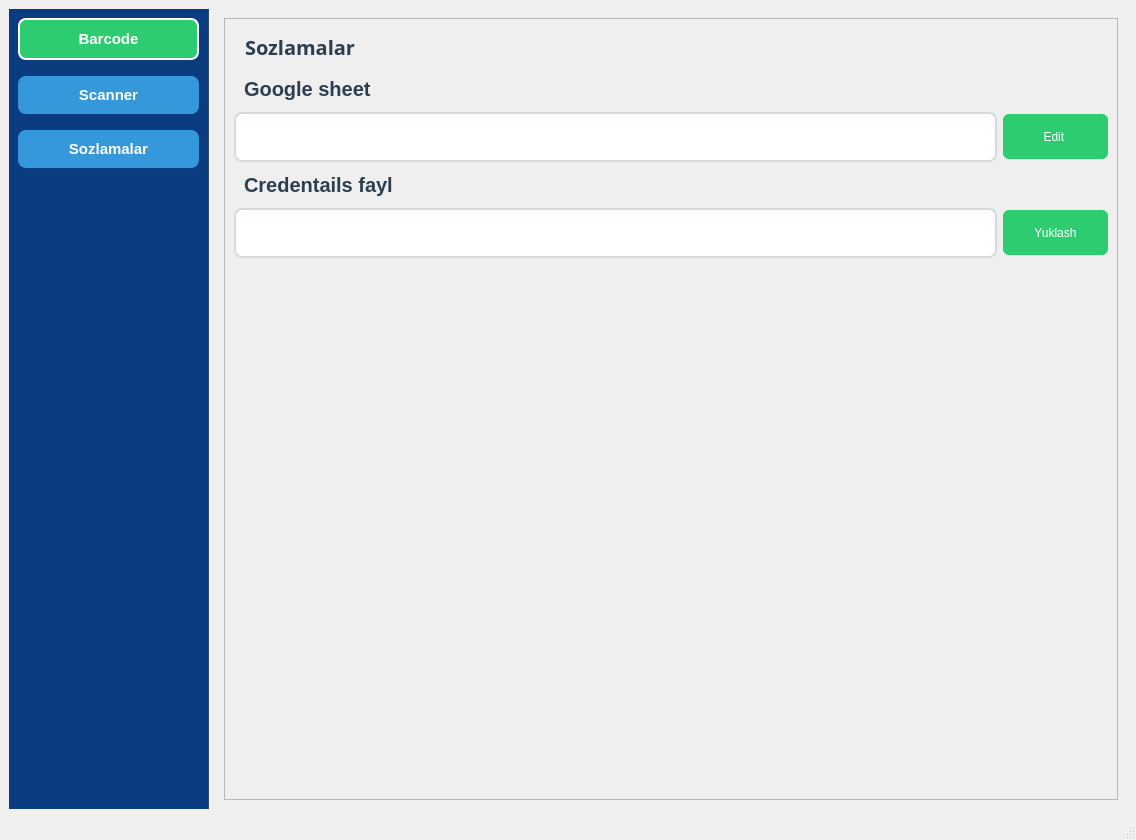
TurdibekovBegzod/Market-Store-POS, file desktop/market.ui: the form before one commit.
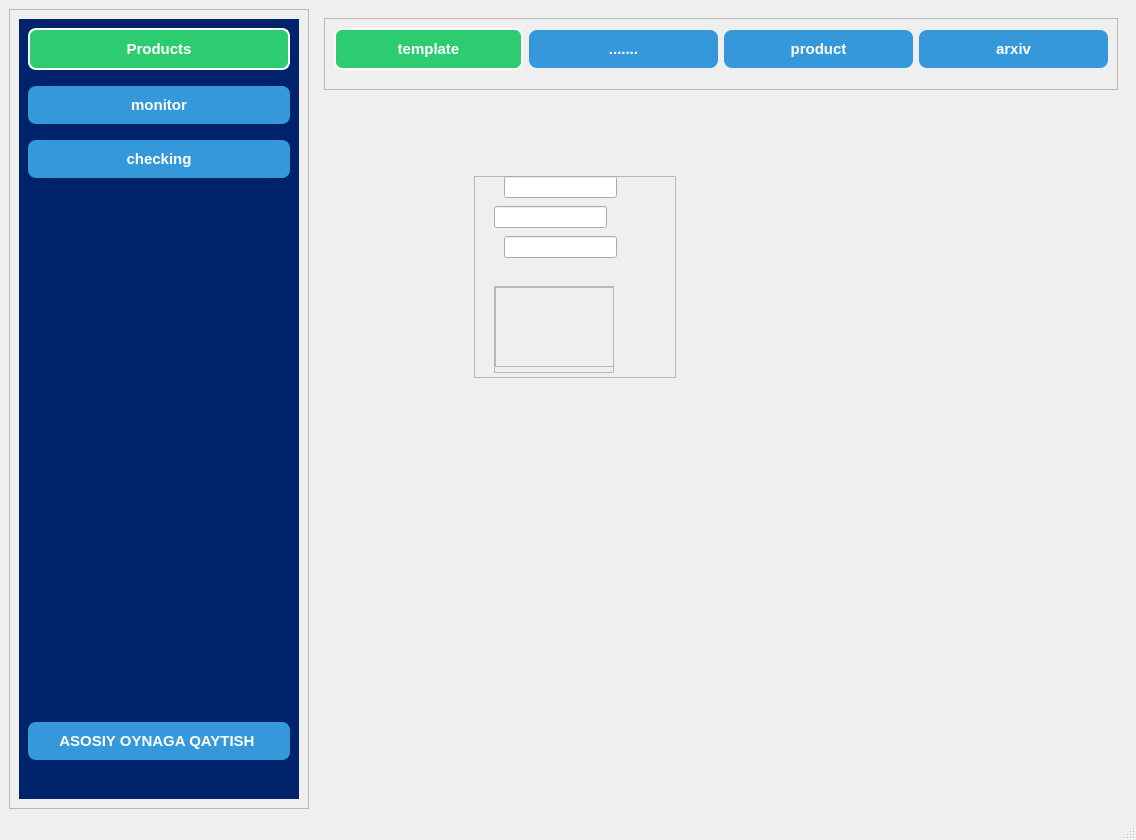
The form after the commit.

Commit message: desplay yanglandi main line 4 xatosi bor hozircha

The edit to the form file:
```diff
--- a/desktop/market.ui
+++ b/desktop/market.ui
@@ -16,7 +16,7 @@
   <widget class="QWidget" name="centralwidget">
    <layout class="QHBoxLayout" name="horizontalLayout">
     <item>
-     <widget class="QFrame" name="frame">
+     <widget class="QFrame" name="frame_sidebar">
       <property name="minimumSize">
        <size>
         <width>200</width>
@@ -46,7 +46,29 @@
       </property>
       <layout class="QVBoxLayout" name="verticalLayout_2">
        <item>
-        <widget class="QPushButton" name="btn_barcode">
+        <widget class="QStackedWidget" name="sidebar_stack">
+         <property name="minimumSize">
+          <size>
+           <width>200</width>
+           <height>0</height>
+          </size>
+         </property>
+         <property name="maximumSize">
+          <size>
+           <width>300</width>
+           <height>16777215</height>
+          </size>
+         </property>
+         <property name="styleSheet">
+          <string notr="true">background-color: rgb(0, 35, 107);</string>
+         </property>
+         <property name="currentIndex">
+          <number>1</number>
+         </property>
+         <widget class="QWidget" name="page_barcode_scanner_Sozlamalar">
+          <layout class="QVBoxLayout" name="verticalLayout_4">
+           <item>
+            <widget class="QPushButton" name="btn_side_barcode">
          <property name="styleSheet">
           <string notr="true">QPushButton {
     background-color: #3498DB; 
@@ -84,7 +106,7 @@
         </widget>
        </item>
        <item>
-        <widget class="QPushButton" name="btn_scanner">
+            <widget class="QPushButton" name="btn_scanner_2">
          <property name="styleSheet">
           <string notr="true">QPushButton {
     background-color: #3498DB; 
@@ -122,7 +144,7 @@
         </widget>
        </item>
        <item>
-        <widget class="QPushButton" name="pushButton_5">
+            <widget class="QPushButton" name="btn_sozlamalar">
          <property name="styleSheet">
           <string notr="true">QPushButton {
     background-color: #3498DB; 
@@ -157,23 +179,188 @@
         </widget>
        </item>
        <item>
-        <spacer name="verticalSpacer_2">
+            <spacer name="verticalSpacer_4">
          <property name="orientation">
           <enum>Qt::Vertical</enum>
          </property>
          <property name="sizeHint" stdset="0">
           <size>
            <width>20</width>
-           <height>571</height>
+               <height>40</height>
           </size>
          </property>
         </spacer>
        </item>
       </layout>
      </widget>
+         <widget class="QWidget" name="page_products_monitor_cheking">
+          <layout class="QVBoxLayout" name="verticalLayout_5">
+           <item>
+            <widget class="QPushButton" name="btn_side_products">
+             <property name="styleSheet">
+              <string notr="true">QPushButton {
+    background-color: #3498DB; 
+    color: white;
+    border-radius: 8px;
+    padding: 10px;
+    border: none;
+    font: bold 15px;
+    margin-bottom: 10px; 
+}
+QPushButton:hover {
+    background-color: #2980B9; 
+}
+QPushButton:pressed {
+    background-color: #1ABC9C; 
+}
+QPushButton:checked {
+    background-color: #2ECC71; 
+    border: 2px solid #FFFFFF;
+    outline: none; 
+}</string>
+             </property>
+             <property name="text">
+              <string>Products</string>
+             </property>
+             <property name="checkable">
+              <bool>true</bool>
+             </property>
+             <property name="checked">
+              <bool>true</bool>
+             </property>
+            </widget>
     </item>
     <item>
-     <widget class="QStackedWidget" name="stackedWidget">
+            <widget class="QPushButton" name="btn_side_monitor">
+             <property name="styleSheet">
+              <string notr="true">QPushButton {
+    background-color: #3498DB; 
+    color: white;
+    border-radius: 8px;
+    padding: 10px;
+    border: none;
+    font: bold 15px;
+    margin-bottom: 10px; 
+}
+QPushButton:hover {
+    background-color: #2980B9; 
+}
+QPushButton:pressed {
+    background-color: #1ABC9C; 
+}
+QPushButton:checked {
+    background-color: #2ECC71; 
+    border: 2px solid #FFFFFF;
+    outline: none; 
+}</string>
+             </property>
+             <property name="text">
+              <string>monitor</string>
+             </property>
+             <property name="checkable">
+              <bool>true</bool>
+             </property>
+            </widget>
+           </item>
+           <item>
+            <widget class="QPushButton" name="btn_side_checking">
+             <property name="styleSheet">
+              <string notr="true">QPushButton {
+    background-color: #3498DB; 
+    color: white;
+    border-radius: 8px;
+    padding: 10px;
+    border: none;
+    font: bold 15px;
+    margin-bottom: 10px; 
+}
+QPushButton:hover {
+    background-color: #2980B9; 
+}
+QPushButton:pressed {
+    background-color: #1ABC9C; 
+}
+QPushButton:checked {
+    background-color: #2ECC71; 
+    border: 2px solid #FFFFFF;
+    outline: none; 
+}</string>
+             </property>
+             <property name="text">
+              <string>checking</string>
+             </property>
+             <property name="checkable">
+              <bool>true</bool>
+             </property>
+            </widget>
+           </item>
+           <item>
+            <spacer name="verticalSpacer_3">
+             <property name="orientation">
+              <enum>Qt::Vertical</enum>
+             </property>
+             <property name="sizeHint" stdset="0">
+              <size>
+               <width>20</width>
+               <height>40</height>
+              </size>
+             </property>
+            </spacer>
+           </item>
+           <item>
+            <widget class="QPushButton" name="btn_asosiy_oyna">
+             <property name="styleSheet">
+              <string notr="true">QPushButton {
+    background-color: #3498DB; 
+    color: white;
+    border-radius: 8px;
+    padding: 10px;
+    border: none;
+    font: bold 15px;
+    margin-bottom: 10px; 
+}
+QPushButton:hover {
+    background-color: #2980B9; 
+}
+QPushButton:pressed {
+    background-color: #1ABC9C; 
+}
+QPushButton:checked {
+    background-color: #2ECC71; 
+    border: 2px solid #FFFFFF;
+    outline: none; 
+}</string>
+             </property>
+             <property name="text">
+              <string>ASOSIY OYNAGA QAYTISH </string>
+             </property>
+             <property name="checkable">
+              <bool>true</bool>
+             </property>
+            </widget>
+           </item>
+           <item>
+            <spacer name="horizontalSpacer">
+             <property name="orientation">
+              <enum>Qt::Horizontal</enum>
+             </property>
+             <property name="sizeHint" stdset="0">
+              <size>
+               <width>40</width>
+               <height>20</height>
+              </size>
+             </property>
+            </spacer>
+           </item>
+          </layout>
+         </widget>
+        </widget>
+       </item>
+      </layout>
+     </widget>
+    </item>
+    <item>
+     <widget class="QStackedWidget" name="stacked_ong">
       <property name="styleSheet">
        <string notr="true"/>
       </property>
@@ -434,6 +621,262 @@
         </item>
        </layout>
       </widget>
+      <widget class="QWidget" name="page_6">
+       <layout class="QVBoxLayout" name="verticalLayout_6">
+        <item>
+         <widget class="QFrame" name="frame_2">
+          <property name="frameShape">
+           <enum>QFrame::StyledPanel</enum>
+          </property>
+          <property name="frameShadow">
+           <enum>QFrame::Raised</enum>
+          </property>
+          <layout class="QHBoxLayout" name="horizontalLayout_5">
+           <item>
+            <widget class="QPushButton" name="btn_tab_template">
+             <property name="styleSheet">
+              <string notr="true">QPushButton {
+    background-color: #3498DB; 
+    color: white;
+    border-radius: 8px;
+    padding: 10px;
+    border: none;
+    font: bold 15px;
+    margin-bottom: 10px; 
+}
+QPushButton:hover {
+    background-color: #2980B9; 
+}
+QPushButton:pressed {
+    background-color: #1ABC9C; 
+}
+QPushButton:checked {
+    background-color: #2ECC71; 
+    border: 2px solid #FFFFFF;
+    outline: none; 
+}</string>
+             </property>
+             <property name="text">
+              <string>template</string>
+             </property>
+             <property name="checkable">
+              <bool>true</bool>
+             </property>
+             <property name="checked">
+              <bool>true</bool>
+             </property>
+            </widget>
+           </item>
+           <item>
+            <widget class="QPushButton" name="pushButton_4">
+             <property name="styleSheet">
+              <string notr="true">QPushButton {
+    background-color: #3498DB; 
+    color: white;
+    border-radius: 8px;
+    padding: 10px;
+    border: none;
+    font: bold 15px;
+    margin-bottom: 10px; 
+}
+QPushButton:hover {
+    background-color: #2980B9; 
+}
+QPushButton:pressed {
+    background-color: #1ABC9C; 
+}
+QPushButton:checked {
+    background-color: #2ECC71; 
+    border: 2px solid #FFFFFF;
+    outline: none; 
+}</string>
+             </property>
+             <property name="text">
+              <string>.......</string>
+             </property>
+             <property name="checkable">
+              <bool>true</bool>
+             </property>
+            </widget>
+           </item>
+           <item>
+            <widget class="QPushButton" name="btn_tab_product">
+             <property name="styleSheet">
+              <string notr="true">QPushButton {
+    background-color: #3498DB; 
+    color: white;
+    border-radius: 8px;
+    padding: 10px;
+    border: none;
+    font: bold 15px;
+    margin-bottom: 10px; 
+}
+QPushButton:hover {
+    background-color: #2980B9; 
+}
+QPushButton:pressed {
+    background-color: #1ABC9C; 
+}
+QPushButton:checked {
+    background-color: #2ECC71; 
+    border: 2px solid #FFFFFF;
+    outline: none; 
+}</string>
+             </property>
+             <property name="text">
+              <string>product</string>
+             </property>
+             <property name="checkable">
+              <bool>true</bool>
+             </property>
+            </widget>
+           </item>
+           <item>
+            <widget class="QPushButton" name="btn_tab_arxiv">
+             <property name="styleSheet">
+              <string notr="true">QPushButton {
+    background-color: #3498DB; 
+    color: white;
+    border-radius: 8px;
+    padding: 10px;
+    border: none;
+    font: bold 15px;
+    margin-bottom: 10px; 
+}
+QPushButton:hover {
+    background-color: #2980B9; 
+}
+QPushButton:pressed {
+    background-color: #1ABC9C; 
+}
+QPushButton:checked {
+    background-color: #2ECC71; 
+    border: 2px solid #FFFFFF;
+    outline: none; 
+}</string>
+             </property>
+             <property name="text">
+              <string>arxiv</string>
+             </property>
+             <property name="checkable">
+              <bool>true</bool>
+             </property>
+            </widget>
+           </item>
+          </layout>
+         </widget>
+        </item>
+        <item>
+         <widget class="QStackedWidget" name="settings_content_stack">
+          <property name="currentIndex">
+           <number>0</number>
+          </property>
+          <widget class="QWidget" name="page_template">
+           <widget class="QWidget" name="verticalLayoutWidget">
+            <property name="geometry">
+             <rect>
+              <x>150</x>
+              <y>80</y>
+              <width>202</width>
+              <height>202</height>
+             </rect>
+            </property>
+            <layout class="QVBoxLayout" name="verticalLayout_7">
+             <item>
+              <widget class="QFrame" name="frame">
+               <property name="minimumSize">
+                <size>
+                 <width>200</width>
+                 <height>200</height>
+                </size>
+               </property>
+               <property name="frameShape">
+                <enum>QFrame::StyledPanel</enum>
+               </property>
+               <property name="frameShadow">
+                <enum>QFrame::Raised</enum>
+               </property>
+               <widget class="QLineEdit" name="lineEdit">
+                <property name="geometry">
+                 <rect>
+                  <x>20</x>
+                  <y>30</y>
+                  <width>113</width>
+                  <height>22</height>
+                 </rect>
+                </property>
+               </widget>
+               <widget class="QLineEdit" name="lineEdit_2">
+                <property name="geometry">
+                 <rect>
+                  <x>30</x>
+                  <y>60</y>
+                  <width>113</width>
+                  <height>22</height>
+                 </rect>
+                </property>
+               </widget>
+               <widget class="QLineEdit" name="lineEdit_3">
+                <property name="geometry">
+                 <rect>
+                  <x>30</x>
+                  <y>0</y>
+                  <width>113</width>
+                  <height>22</height>
+                 </rect>
+                </property>
+               </widget>
+               <widget class="QScrollArea" name="scrollArea">
+                <property name="geometry">
+                 <rect>
+                  <x>20</x>
+                  <y>110</y>
+                  <width>120</width>
+                  <height>87</height>
+                 </rect>
+                </property>
+                <property name="widgetResizable">
+                 <bool>true</bool>
+                </property>
+                <widget class="QWidget" name="scrollAreaWidgetContents">
+                 <property name="geometry">
+                  <rect>
+                   <x>0</x>
+                   <y>0</y>
+                   <width>118</width>
+                   <height>85</height>
+                  </rect>
+                 </property>
+                 <widget class="QFrame" name="frame_3">
+                  <property name="geometry">
+                   <rect>
+                    <x>0</x>
+                    <y>0</y>
+                    <width>120</width>
+                    <height>80</height>
+                   </rect>
+                  </property>
+                  <property name="frameShape">
+                   <enum>QFrame::StyledPanel</enum>
+                  </property>
+                  <property name="frameShadow">
+                   <enum>QFrame::Raised</enum>
+                  </property>
+                 </widget>
+                </widget>
+               </widget>
+              </widget>
+             </item>
+            </layout>
+           </widget>
+          </widget>
+          <widget class="QWidget" name="page_product"/>
+          <widget class="QWidget" name="page_arxiv"/>
+          <widget class="QWidget" name="page_cure"/>
+         </widget>
+        </item>
+       </layout>
+      </widget>
       <widget class="QWidget" name="page_2"/>
      </widget>
     </item>
```
Left out of the diff: 3 changed lines with no effect on the pictures. Lines whose indentation alone changed are shown as unchanged. The commit also changes 9 other files.
